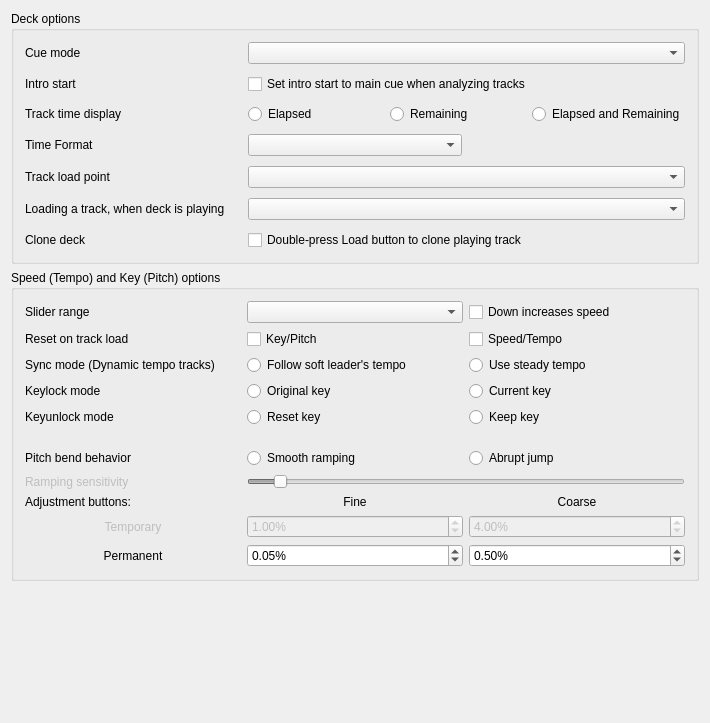
The window that src/preferences/dialog/dlgprefdeckdlg.ui (mixxxdj/mixxx) describes before a commit, drawn with Qt 5.
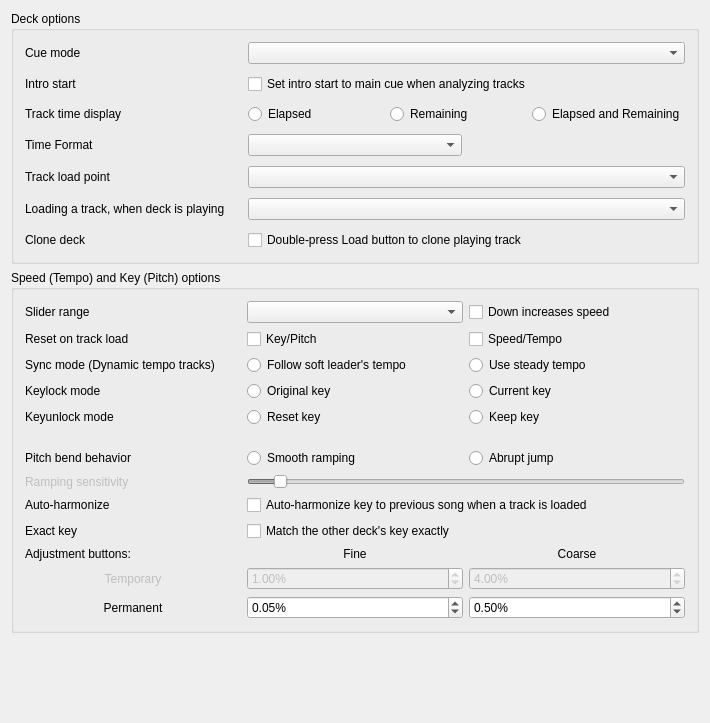
The same window after the commit.

Commit message: Add a key sync leader and an exact-key option

```diff
--- a/src/preferences/dialog/dlgprefdeckdlg.ui
+++ b/src/preferences/dialog/dlgprefdeckdlg.ui
@@ -203,7 +203,7 @@
      <layout class="QGridLayout" name="gridLayout_7">
       <item row="0" column="0">
        <layout class="QGridLayout" name="GridLayoutSpeedOptions">
-        <item row="11" column="2">
+        <item row="12" column="2">
          <widget class="QDoubleSpinBox" name="spinBoxPermanentRateCoarse">
           <property name="toolTip">
            <string>Permanent rate change when left-clicking</string>
@@ -231,7 +231,7 @@
           </property>
          </widget>
         </item>
-        <item row="11" column="1">
+        <item row="12" column="1">
          <widget class="QDoubleSpinBox" name="spinBoxPermanentRateFine">
           <property name="toolTip">
            <string>Permanent rate change when right-clicking</string>
@@ -279,7 +279,7 @@
           </attribute>
          </widget>
         </item>
-        <item row="10" column="1">
+        <item row="11" column="1">
          <widget class="QDoubleSpinBox" name="spinBoxTemporaryRateFine">
           <property name="enabled">
            <bool>false</bool>
@@ -310,7 +310,7 @@
           </property>
          </widget>
         </item>
-        <item row="11" column="0">
+        <item row="12" column="0">
          <widget class="QLabel" name="labelSpeedPermanent">
           <property name="text">
            <string>Permanent</string>
@@ -342,7 +342,7 @@
           </property>
          </widget>
         </item>
-        <item row="10" column="0">
+        <item row="11" column="0">
          <widget class="QLabel" name="labelSpeedTemporary">
           <property name="enabled">
            <bool>false</bool>
@@ -408,7 +408,7 @@
           </attribute>
          </widget>
         </item>
-        <item row="10" column="2">
+        <item row="11" column="2">
          <widget class="QDoubleSpinBox" name="spinBoxTemporaryRateCoarse">
           <property name="enabled">
            <bool>false</bool>
@@ -453,7 +453,7 @@
           </property>
          </widget>
         </item>
-        <item row="9" column="0">
+        <item row="10" column="0">
          <widget class="QLabel" name="labelSpeedAdjustment">
           <property name="text">
            <string>Adjustment buttons:</string>
@@ -473,7 +473,7 @@
           </attribute>
          </widget>
         </item>
-        <item row="9" column="2">
+        <item row="10" column="2">
          <widget class="QLabel" name="labelSpeedCoarse">
           <property name="enabled">
            <bool>true</bool>
@@ -498,7 +498,7 @@
           </property>
          </widget>
         </item>
-        <item row="9" column="1">
+        <item row="10" column="1">
          <widget class="QLabel" name="labelSpeedFine">
           <property name="enabled">
            <bool>true</bool>
@@ -625,6 +625,46 @@
           </attribute>
          </widget>
         </item>
+        <item row="8" column="0">
+         <widget class="QLabel" name="labelAutoHarmonizeOnLoad">
+          <property name="text">
+           <string>Auto-harmonize</string>
+          </property>
+          <property name="buddy">
+           <cstring>checkBoxAutoHarmonizeOnLoad</cstring>
+          </property>
+         </widget>
+        </item>
+        <item row="8" column="1" colspan="2">
+         <widget class="QCheckBox" name="checkBoxAutoHarmonizeOnLoad">
+          <property name="toolTip">
+           <string>When AutoDJ or you load a track onto a main deck, pitch that deck to a compatible key of the crowned leader, or of the other main deck if no leader is set. The stored file key is not changed. Click Match Key once to match now. Hold it to keep matching each new track, and use the crown to choose the leader. Turning Exact key on uses the same key instead.</string>
+          </property>
+          <property name="text">
+           <string>Auto-harmonize key to previous song when a track is loaded</string>
+          </property>
+         </widget>
+        </item>
+        <item row="9" column="0">
+         <widget class="QLabel" name="labelExactKeyMatch">
+          <property name="text">
+           <string>Exact key</string>
+          </property>
+          <property name="buddy">
+           <cstring>checkBoxExactKeyMatch</cstring>
+          </property>
+         </widget>
+        </item>
+        <item row="9" column="1" colspan="2">
+         <widget class="QCheckBox" name="checkBoxExactKeyMatch">
+          <property name="toolTip">
+           <string>Key Sync, Match Key, and auto-harmonize pitch to the same key instead of a Circle-of-Fifths compatible key. The loaded track stays major or minor. Off keeps the harmonic match. The stored file key is not changed.</string>
+          </property>
+          <property name="text">
+           <string>Match the other deck's key exactly</string>
+          </property>
+         </widget>
+        </item>
         <item row="5" column="0">
          <spacer name="verticalSpacer1">
           <property name="orientation">
```
Left out of the diff: 2 changed lines with no effect on the pictures. The commit also changes 45 other files.
